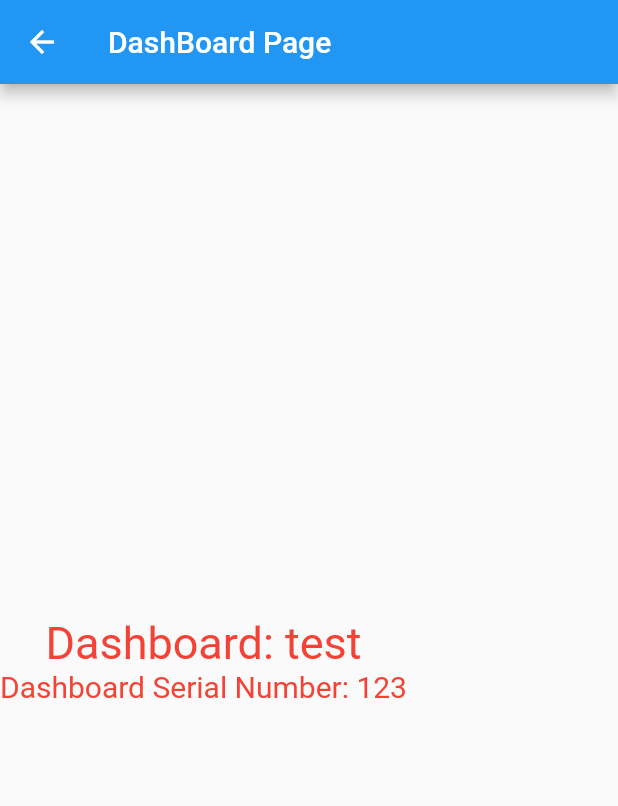
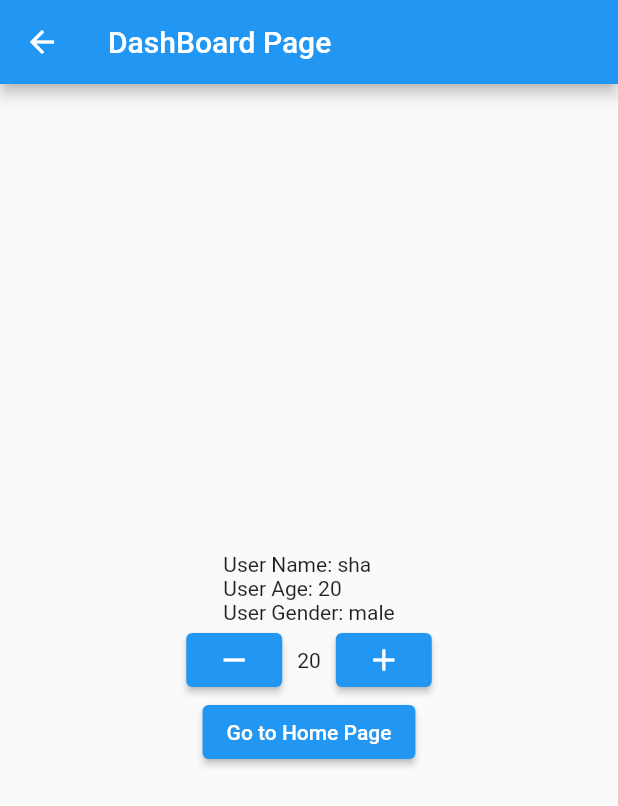
Before and after one commit to Arunachalam0007/Flutter_GETX, a Flutter app: the DashboardPage screen opened by its route, on a phone screen of 412 x 824 dp. Shown: the top 806 px of the screen. Run offline on Flutter 3.47's test engine with Material 2 defaults, Android fonts, the phone set to English and light mode, and no system bars; our stand-ins replace get.

Commit message:
OBX with Custom Class value Reactive.

```diff
--- a/getx_basics_app/lib/dashboardpage.dart
+++ b/getx_basics_app/lib/dashboardpage.dart
@@ -4,8 +4,10 @@ import 'package:getx_basics_app/dashboard_getx_provider.dart';
 import 'package:getx_basics_app/usermodel.dart';
 
 class DashboardPage extends StatelessWidget {
+  Rx<UserData> userData = UserData(name: 'sha', gender: 'male', age: 20).obs;
+
   // // GETX Controller
-  // var dashboardData =
+  // DashboardData dashboardData =
   //     Get.put(DashboardData(dashboardName: 'Developer', dashboardNumber: 3));
 
   @override
@@ -17,68 +19,66 @@ class DashboardPage extends StatelessWidget {
       body: Column(
         mainAxisAlignment: MainAxisAlignment.center,
         children: [
-          GetX<DashboardData>(
-              init: DashboardData(),
-              builder: (data) {
-                return Column(
-                  children: [
-                    Text(
-                      'Dashboard: ${data.dashboardName}',
-                      style: TextStyle(color: Colors.red, fontSize: 30),
-                    ),
-                    Text(
-                      'Dashboard Serial Number: ${data.dashboardNumber}',
-                      style: TextStyle(color: Colors.red, fontSize: 20),
-                    ),
-                  ],
-                );
-              }),
-          // Obx(() => Column(
-          //       crossAxisAlignment: CrossAxisAlignment.start,
-          //       children: [
-          //         Text('User Name: ${userData.value.name}'),
-          //         Text('User Age: ${userData.value.age}'),
-          //         Text('User Gender: ${userData.value.gender}'),
-          //       ],
-          //     )),
-          // Row(
-          //   mainAxisAlignment: MainAxisAlignment.center,
-          //   children: [
-          //     ElevatedButton(
-          //       onPressed: () {
-          //         userData.update((userDataVal) {
-          //           userDataVal?.age--;
-          //         });
-          //       },
-          //       child: const Icon(Icons.remove),
-          //     ),
-          //     const SizedBox(
-          //       width: 10,
-          //     ),
-          //     Obx(
-          //       () => Column(
-          //         children: [Text('${userData.value.age}')],
+          // GetX<DashboardData>(builder: (data) {
+          //   return Column(
+          //     children: [
+          //       Text(
+          //         'Dashboard: ${data.dashboardName}',
+          //         style: TextStyle(color: Colors.red, fontSize: 30),
           //       ),
-          //     ),
-          //     const SizedBox(
-          //       width: 10,
-          //     ),
-          //     ElevatedButton(
-          //       onPressed: () {
-          //         userData.update((userDataVal) {
-          //           userDataVal?.age++;
-          //         });
-          //       },
-          //       child: const Icon(Icons.add),
-          //     ),
-          //   ],
-          // ),
-          // ElevatedButton(
-          //   child: Text('Go to Home Page'),
-          //   onPressed: () {
-          //     Get.back();
-          //   },
-          // ),
+          //       Text(
+          //         'Dashboard Serial Number: ${data.dashboardNumber}',
+          //         style: TextStyle(color: Colors.red, fontSize: 30),
+          //       ),
+          //     ],
+          //   );
+          // }),
+          Obx(() => Column(
+                crossAxisAlignment: CrossAxisAlignment.start,
+                children: [
+                  Text('User Name: ${userData.value.name}'),
+                  Text('User Age: ${userData.value.age}'),
+                  Text('User Gender: ${userData.value.gender}'),
+                ],
+              )),
+          Row(
+            mainAxisAlignment: MainAxisAlignment.center,
+            children: [
+              ElevatedButton(
+                onPressed: () {
+                  userData.update((userDataVal) {
+                    userDataVal?.age--;
+                  });
+                },
+                child: const Icon(Icons.remove),
+              ),
+              const SizedBox(
+                width: 10,
+              ),
+              Obx(
+                () => Column(
+                  children: [Text('${userData.value.age}')],
+                ),
+              ),
+              const SizedBox(
+                width: 10,
+              ),
+              ElevatedButton(
+                onPressed: () {
+                  userData.update((userDataVal) {
+                    userDataVal?.age++;
+                  });
+                },
+                child: const Icon(Icons.add),
+              ),
+            ],
+          ),
+          ElevatedButton(
+            child: Text('Go to Home Page'),
+            onPressed: () {
+              Get.back();
+            },
+          ),
         ],
       ),
     );
```
